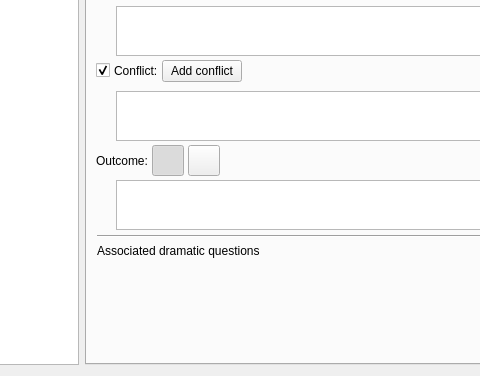
The window that ui/scene_editor.ui (zkovari/plotlyst) describes before a commit, drawn with Qt 5; both pictures show x 132 to 612 and y 432 to 808 of the 855 by 808 pixel window.
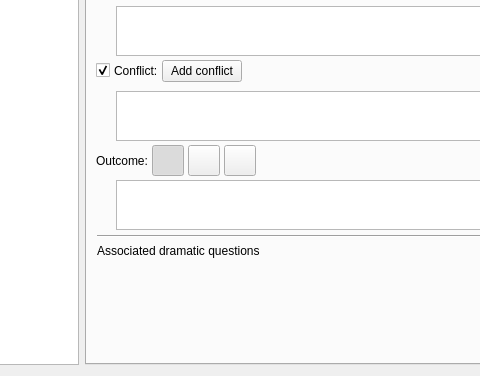
The same window after the commit. Custom widgets are drawn as their Qt base class.

Commit message: Add trade-off scene outcome

Patch:
```diff
--- a/ui/scene_editor.ui
+++ b/ui/scene_editor.ui
@@ -1211,7 +1211,38 @@
                    <enum>Qt::ToolButtonTextBesideIcon</enum>
                   </property>
                   <attribute name="buttonGroup">
-                   <string notr="true">buttonGroup</string>
+                   <string notr="true">btnGroupOutcome</string>
+                  </attribute>
+                 </widget>
+                </item>
+                <item>
+                 <widget class="QToolButton" name="btnTradeOff">
+                  <property name="maximumSize">
+                   <size>
+                    <width>32</width>
+                    <height>16777215</height>
+                   </size>
+                  </property>
+                  <property name="cursor">
+                   <cursorShape>PointingHandCursor</cursorShape>
+                  </property>
+                  <property name="text">
+                   <string/>
+                  </property>
+                  <property name="iconSize">
+                   <size>
+                    <width>24</width>
+                    <height>24</height>
+                   </size>
+                  </property>
+                  <property name="checkable">
+                   <bool>true</bool>
+                  </property>
+                  <property name="toolButtonStyle">
+                   <enum>Qt::ToolButtonTextBesideIcon</enum>
+                  </property>
+                  <attribute name="buttonGroup">
+                   <string notr="true">btnGroupOutcome</string>
                   </attribute>
                  </widget>
                 </item>
```
Left out of the diff: 4 changed lines with no effect on the pictures. The commit also changes 6 other files.
